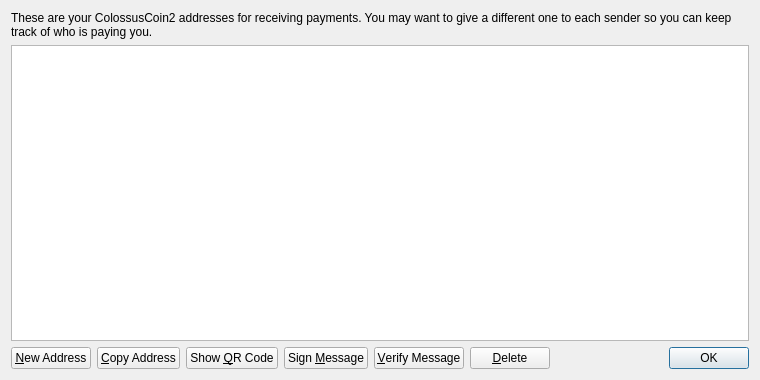
First picture: the form in src/qt/forms/addressbookpage.ui, repository Fly-coin/Fly-coin, before the edit.
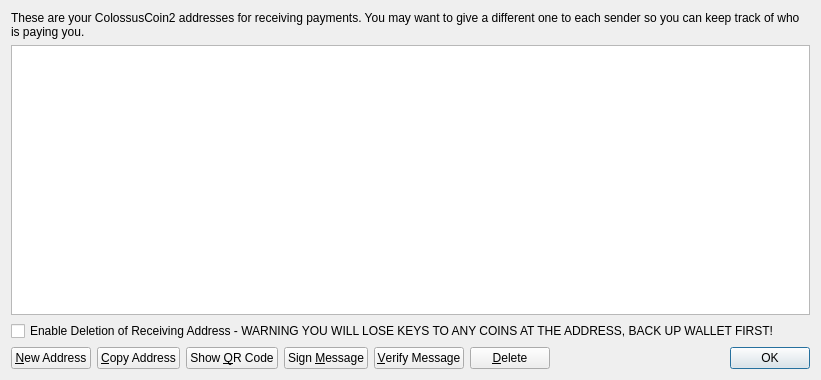
Second picture: the form after the edit. Icons and pictures are not drawn.

```diff
--- a/src/qt/forms/addressbookpage.ui
+++ b/src/qt/forms/addressbookpage.ui
@@ -6,7 +6,7 @@
    <rect>
     <x>0</x>
     <y>0</y>
-    <width>760</width>
+    <width>821</width>
     <height>380</height>
    </rect>
   </property>
@@ -55,6 +55,13 @@
      </attribute>
     </widget>
    </item>
+   <item>
+    <widget class="QCheckBox" name="deleteCheckBox">
+     <property name="text">
+      <string>Enable Deletion of Receiving Address - WARNING YOU WILL LOSE KEYS TO ANY COINS AT THE ADDRESS, BACK UP WALLET FIRST!</string>
+     </property>
+    </widget>
+   </item>
    <item>
     <layout class="QHBoxLayout" name="horizontalLayout">
      <item>
```
